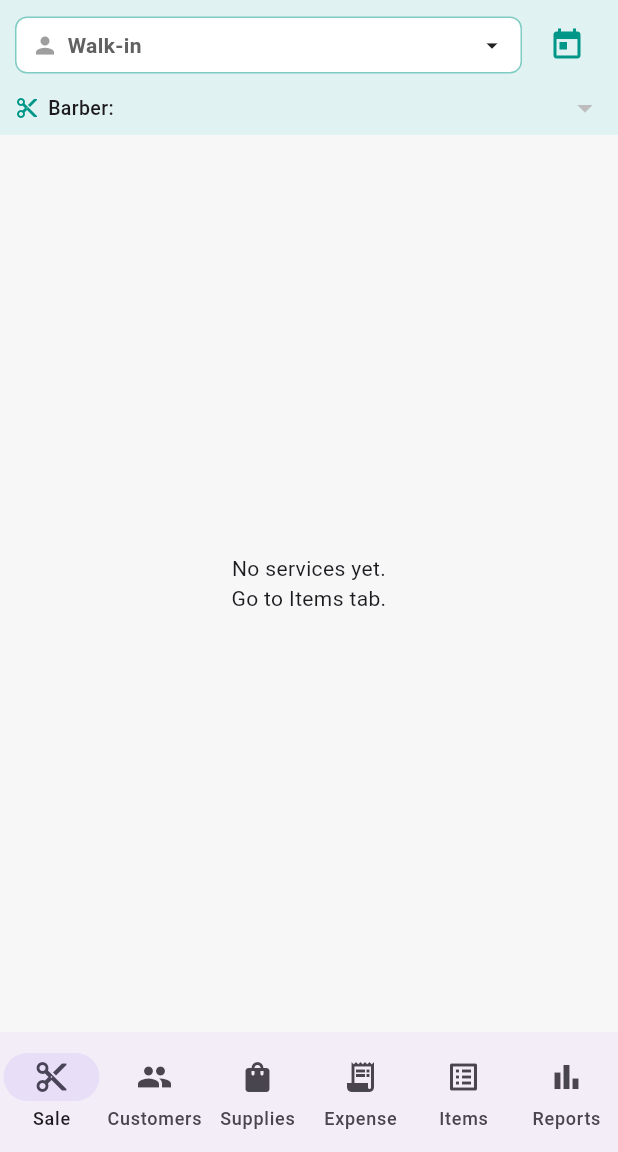
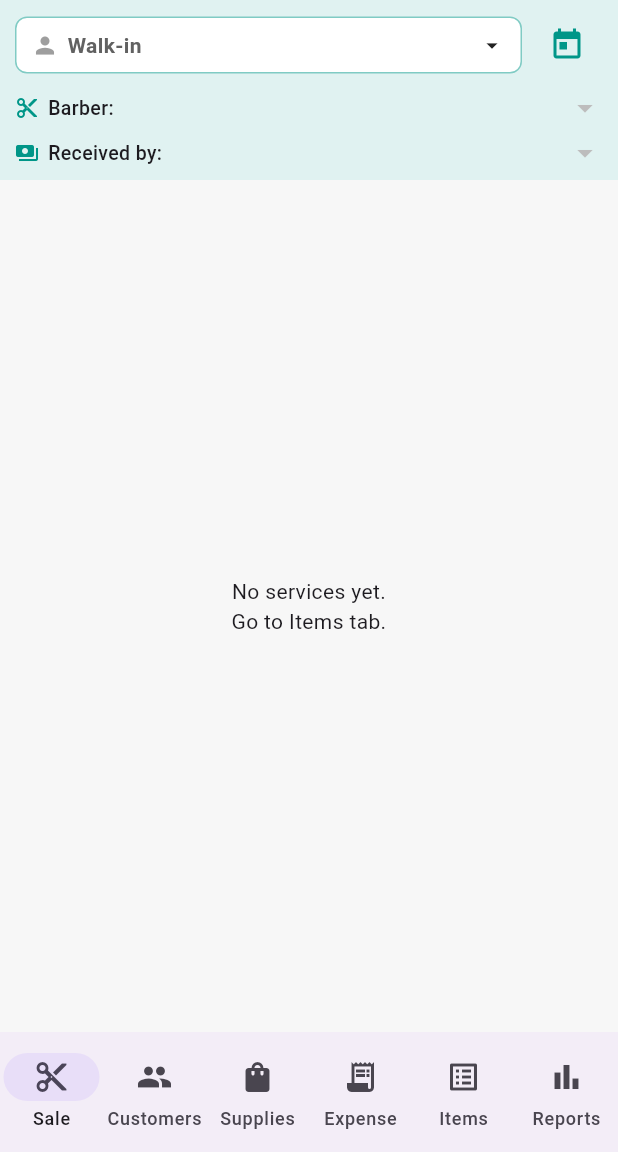
Before and after one commit to ireconsultants/shopbook, a Flutter app: the MainShell screen opened directly, on a phone screen of 412 x 824 dp, the part 84-1236 px from its top. Run offline on Flutter 3.47's test engine with Material 3 defaults, Android fonts, the phone set to English and light mode, and no system bars; our stand-ins replace share_plus, sqflite_common_ffi; accounts and stored records are empty.

Commit message:
Phase 3: Received-by dropdown + Barber productivity report

```diff
--- a/lib/main.dart
+++ b/lib/main.dart
@@ -430,6 +430,7 @@ class _SaleScreenState extends State<SaleScreen> {
   DateTime _saleDate = DateTime.now();
   Map<String, dynamic>? _customer;
   String? _currentBarberId;
+  String? _receivedById;
   String? _paymentAccountId;
   final _paidCtrl = TextEditingController();
   bool _paymentSplit = false;
@@ -458,6 +459,8 @@ class _SaleScreenState extends State<SaleScreen> {
       _employees = emps;
       _paymentAccounts = payAccs;
       _currentBarberId =
+          emps.isNotEmpty ? emps.first['id'] as String : null;
+      _receivedById =
           emps.isNotEmpty ? emps.first['id'] as String : null;
       _paymentAccountId =
           payAccs.isNotEmpty ? payAccs.first['id'] as String : null;
@@ -681,8 +684,12 @@ class _SaleScreenState extends State<SaleScreen> {
       'paid_amount': paid,
       'balance_due': unpaid - advance,
       'payment_mode': paymentAcc['name'],
-      'received_by_id': null,
-      'received_by_name': null,
+      'received_by_id': _receivedById,
+      'received_by_name': _receivedById == null
+          ? null
+          : _employees
+              .firstWhere((e) => e['id'] == _receivedById,
+                  orElse: () => <String, dynamic>{})['name'],
       'journal_entry_id': null,
       'narration': serviceLine,
     });
@@ -862,6 +869,33 @@ class _SaleScreenState extends State<SaleScreen> {
                           ))
                       .toList(),
                   onChanged: (v) => setState(() => _currentBarberId = v),
+                ),
+              ),
+            ],
+          ),
+          const SizedBox(height: 6),
+          Row(
+            children: [
+              const Icon(Icons.payments, size: 16, color: Colors.teal),
+              const SizedBox(width: 6),
+              const Text('Received by:',
+                  style: TextStyle(
+                      fontSize: 13, fontWeight: FontWeight.w500)),
+              const SizedBox(width: 6),
+              Expanded(
+                child: DropdownButton<String>(
+                  value: _receivedById,
+                  isDense: true,
+                  isExpanded: true,
+                  underline: const SizedBox(),
+                  items: _employees
+                      .map((e) => DropdownMenuItem(
+                            value: e['id'] as String,
+                            child: Text(e['name'] as String,
+                                style: const TextStyle(fontSize: 13)),
+                          ))
+                      .toList(),
+                  onChanged: (v) => setState(() => _receivedById = v),
                 ),
               ),
             ],
--- a/lib/reports_page.dart
+++ b/lib/reports_page.dart
@@ -1,6 +1,7 @@
 import 'package:flutter/material.dart';
 import 'package:intl/intl.dart';
 import 'database_helper.dart';
+import 'barber_report.dart';
 
 final _money = NumberFormat('#,##0.00');
 final _dateFmt = DateFormat('dd-MM-yy');
@@ -48,6 +49,9 @@ class FullReportsScreen extends StatelessWidget {
           _menuTile(context, 'Day Book',
               'All journal entries by date',
               Icons.event_note, const DayBookPage()),
+          _menuTile(context, 'Barber Productivity',
+              'Services and revenue by barber',
+              Icons.people_alt, const BarberReportPage()),
         ],
       ),
     );
```
Also changed, not shown: lib/barber_report.dart (added, +203 -0 lines).
